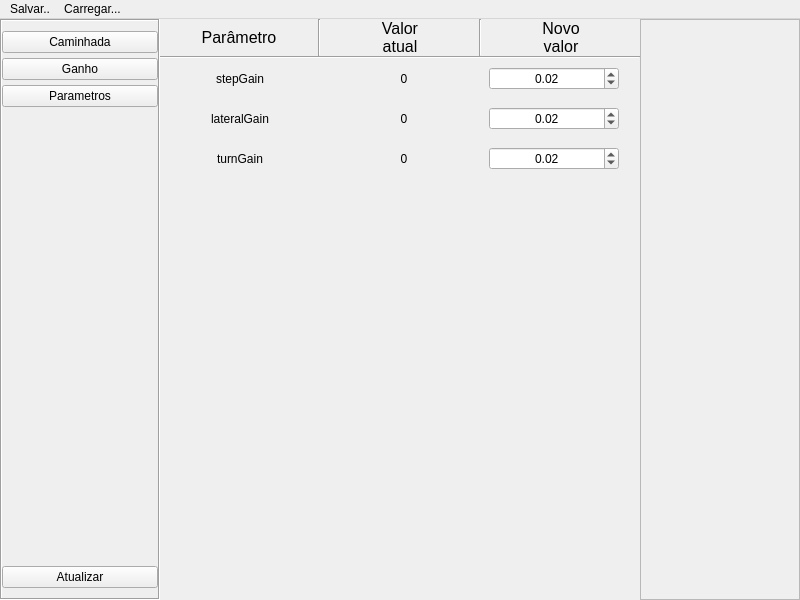
First picture: the form in src/movement/movement_interface/ui/walking_interface.ui, repository edromufu/edrom_2021, before the edit.
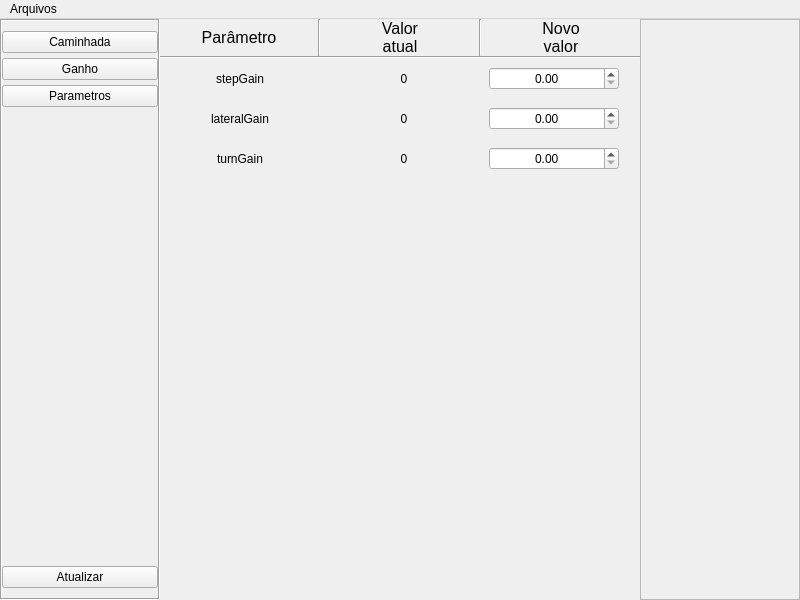
Second picture: the form after the edit. The open tabs and pages were chosen to show the change.

Commit message: Interface de teste pronta.

The edit to the form file:
```diff
--- a/src/movement/movement_interface/ui/walking_interface.ui
+++ b/src/movement/movement_interface/ui/walking_interface.ui
@@ -559,7 +559,7 @@
                  <double>100.000000000000000</double>
                 </property>
                 <property name="value">
-                 <double>0.020000000000000</double>
+                 <double>0.000000000000000</double>
                 </property>
                </widget>
               </item>
@@ -670,7 +670,7 @@
                  <set>Qt::AlignCenter</set>
                 </property>
                 <property name="value">
-                 <double>0.020000000000000</double>
+                 <double>0.000000000000000</double>
                 </property>
                </widget>
               </item>
@@ -784,7 +784,7 @@
                  <number>2</number>
                 </property>
                 <property name="value">
-                 <double>0.020000000000000</double>
+                 <double>0.000000000000000</double>
                 </property>
                </widget>
               </item>
@@ -4275,18 +4275,12 @@
      <height>22</height>
     </rect>
    </property>
-   <widget class="QMenu" name="save_btn">
+   <widget class="QMenu" name="file_menu">
     <property name="title">
-     <string>Salvar..</string>
+     <string>Arquivos</string>
     </property>
    </widget>
-   <widget class="QMenu" name="load_btn">
-    <property name="title">
-     <string>Carregar...</string>
-    </property>
-   </widget>
-   <addaction name="save_btn"/>
-   <addaction name="load_btn"/>
+   <addaction name="file_menu"/>
   </widget>
  </widget>
  <resources/>
```
Left out of the diff: 14 changed lines with no effect on the pictures. The commit also changes 4 other files.
